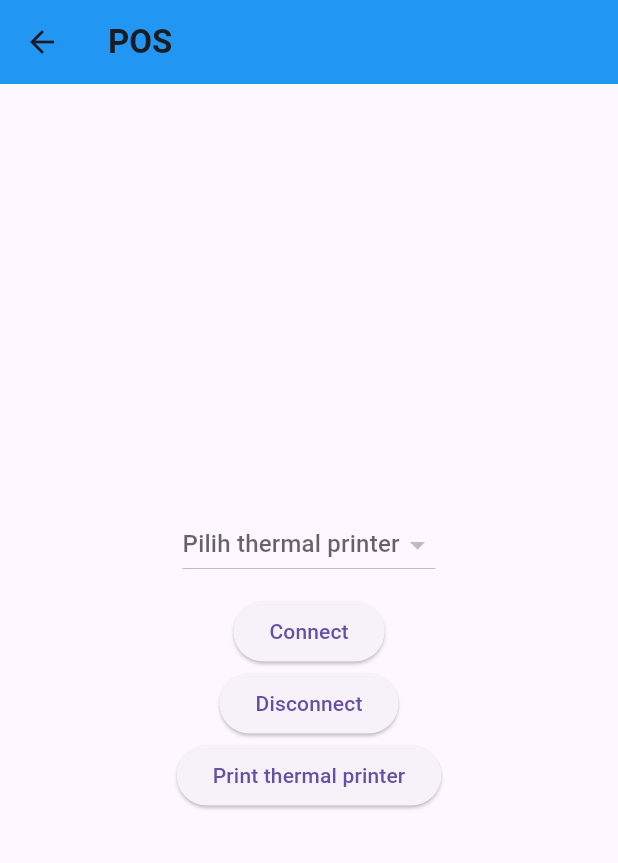
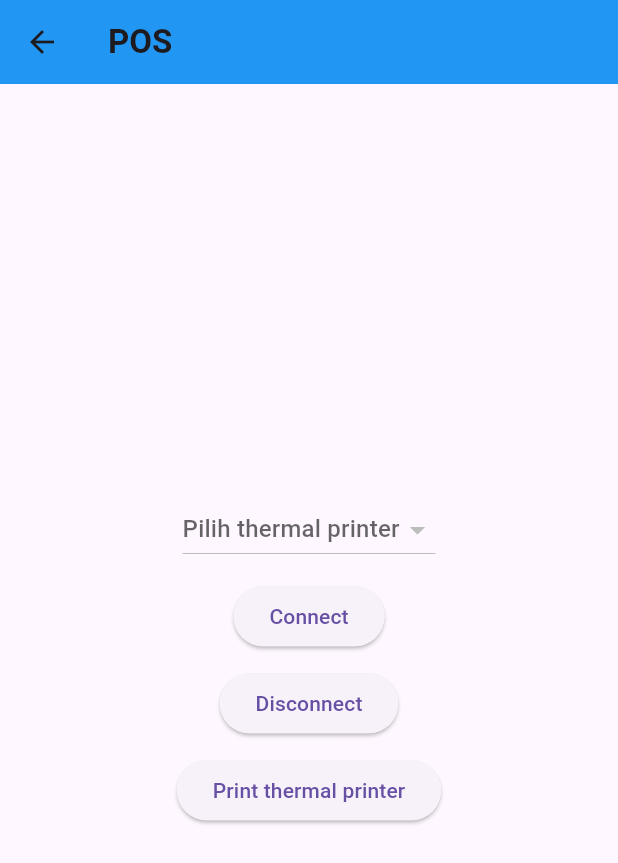
Before and after one commit to rianjanuarian/aloysius, a Flutter app: the ThermalPage screen opened directly, after a tap on "Print thermal printer", on a phone screen of 412 x 824 dp. Shown: the top 863 px of the screen. Run offline on Flutter 3.47's test engine with Material 3 defaults, Android fonts, the phone set to English and light mode, and no system bars; our stand-ins replace flutter_blue; missing offline and left inert: blue_thermal_printer, starxpand.

Commit message:
printer thermal done

```diff
--- a/client/lib/ThermalPage.dart
+++ b/client/lib/ThermalPage.dart
@@ -51,19 +51,25 @@ class _MyWidgetState extends State<ThermalPage> {
                 });
               },
               value: selectedDevices,
-              hint: Text("Pilih thermal printer"),
+              hint: const Text("Pilih thermal printer"),
             ),
             const SizedBox(height: 10),
             ElevatedButton(
                 onPressed: () {
                   printer.connect(selectedDevices!);
                 },
-                child: Text("Connect")),
+                child: const Text("Connect")),
+            const SizedBox(
+              height: 10,
+            ),
             ElevatedButton(
                 onPressed: () {
                   printer.disconnect();
                 },
-                child: Text("Disconnect")),
+                child: const Text("Disconnect")),
+            const SizedBox(
+              height: 10,
+            ),
             ElevatedButton(
                 onPressed: () async {
                   if ((await printer.isConnected)!) {
@@ -72,9 +78,10 @@ class _MyWidgetState extends State<ThermalPage> {
                     printer.printQRcode("TEST QR", 200, 200, 1);
                     printer.printCustom("Jl. Bungur No. 123", 0, 1);
                     printer.printCustom("---------------------------", 0, 1);
-                    printer.printCustom("Keramik\t\t\$5.00\n", 0, 1);
-                    printer.printCustom("Pasir\t\t\$15.00", 0, 1);
+                    printer.printCustom("Keramik\t\t\$5.00", 0, 1);
+                    printer.printCustom("Pasir\t\t\$15.00\n", 0, 1);
                     printer.printCustom("Total:\t\t\$20.00\n", 0, 1);
+                    printer.printNewLine();
                   }
                 },
                 child: const Text("Print thermal printer")),
--- a/client/lib/homepage.dart
+++ b/client/lib/homepage.dart
@@ -152,11 +152,11 @@ class _HomePageState extends State<HomePage> {
                 onPressed: () {
                   Navigator.of(context).push(
                     MaterialPageRoute(
-                      builder: (context) => ThermalPage(),
+                      builder: (context) => const ThermalPage(),
                     ),
                   );
                 },
-                child: Text("Thermal Printer Page"))
+                child: const Text("Thermal Printer Page"))
           ],
         ),
       ),
```
